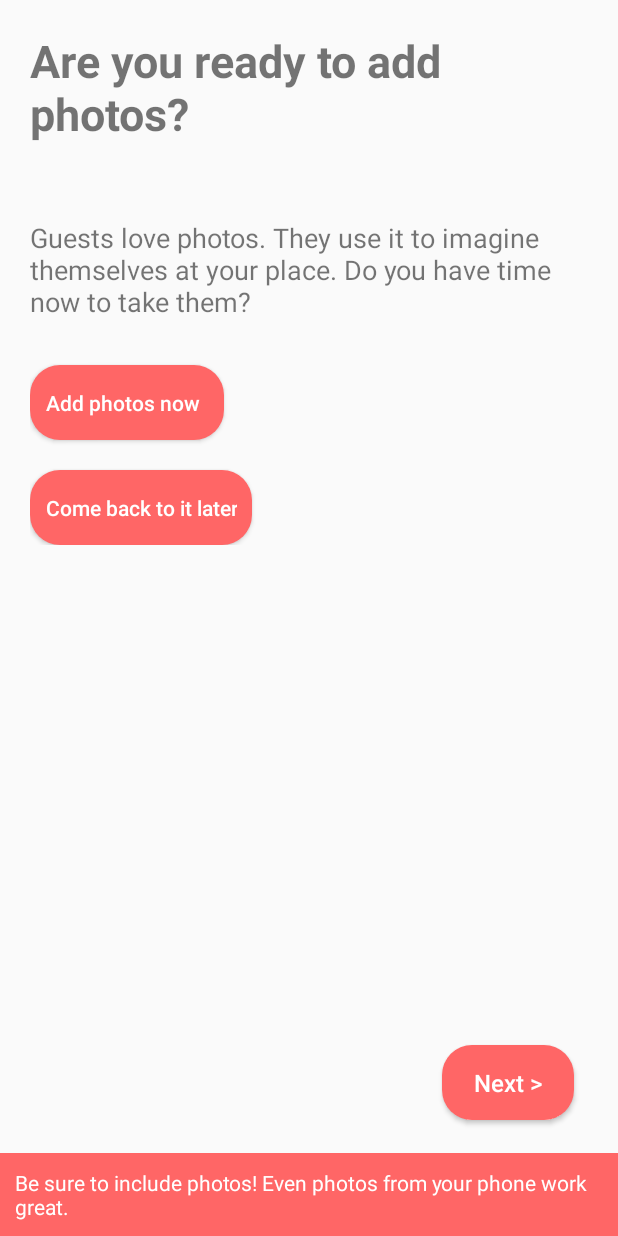
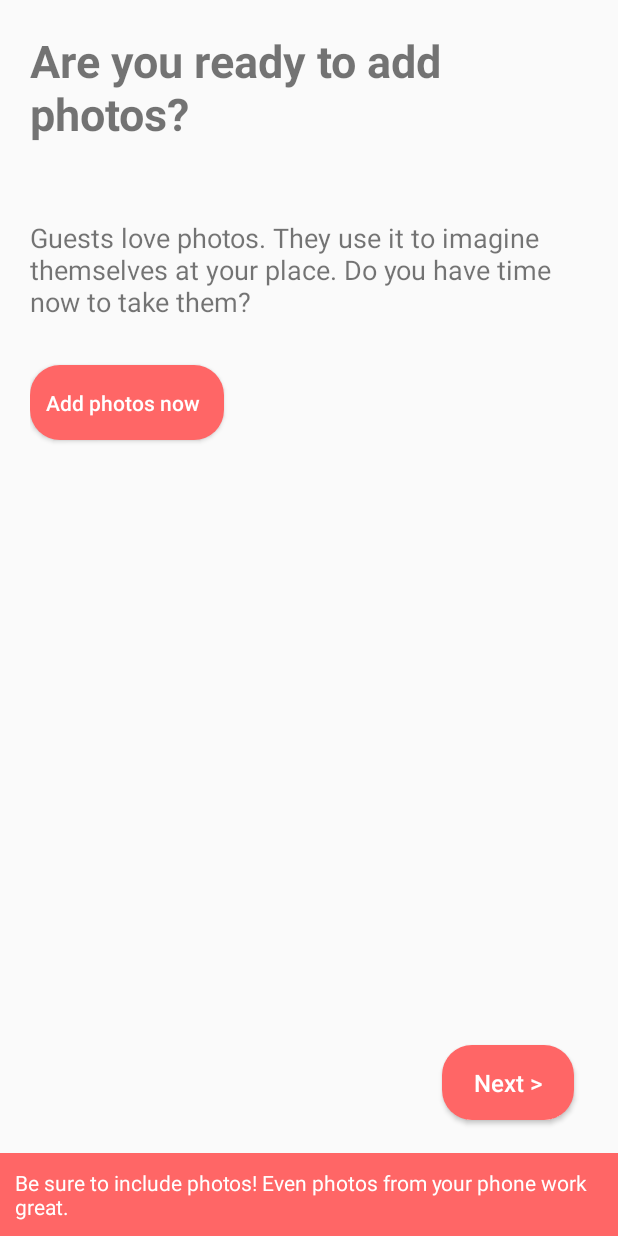
Before and after one commit to mattfranciswork0/Airbnb, an Android app: the fragment PhotoFragment shown on its own in the app's theme, on a phone screen of 412 x 824 dp. Run offline under Robolectric (Android 15) with nearby library versions, the phone set to English and light mode, and no system bars; 1 statement that could not run was skipped.

```diff
--- a/app/src/main/java/com/example/toshiba/airbnb/Profile/BecomeAHost/SetTheScene/PhotoDescFragment.java
+++ b/app/src/main/java/com/example/toshiba/airbnb/Profile/BecomeAHost/SetTheScene/PhotoDescFragment.java
@@ -22,6 +22,7 @@ import android.view.View;
 import android.view.ViewGroup;
 import android.widget.EditText;
 import android.widget.ImageView;
+import android.widget.ProgressBar;
 import android.widget.Toast;
 
 import com.bumptech.glide.Glide;
@@ -48,6 +49,8 @@ public class PhotoDescFragment extends Fragment {
     @Override
     public View onCreateView(LayoutInflater inflater, @Nullable ViewGroup container, @Nullable Bundle savedInstanceState) {
         View view = inflater.inflate(R.layout.fragment_photo_desc, container, false);
+        ProgressBar basicProgressBar = (ProgressBar) getActivity().findViewById(R.id.basicProgressBar);
+        basicProgressBar.setProgress(50);
         stringImageUri = getArguments().getString(GalleryAdapter.CLICKED_IMAGE_URI);
         imageUri = Uri.parse(stringImageUri);
 
--- a/app/src/main/java/com/example/toshiba/airbnb/Profile/BecomeAHost/SetTheScene/PhotoFragment.java
+++ b/app/src/main/java/com/example/toshiba/airbnb/Profile/BecomeAHost/SetTheScene/PhotoFragment.java
@@ -14,6 +14,7 @@ import android.util.Log;
 import android.view.LayoutInflater;
 import android.view.View;
 import android.view.ViewGroup;
+import android.widget.ProgressBar;
 
 import com.bumptech.glide.Glide;
 import com.example.toshiba.airbnb.R;
@@ -41,6 +42,8 @@ public class PhotoFragment extends Fragment {
     @Override
     public View onCreateView(LayoutInflater inflater, @Nullable ViewGroup container, @Nullable Bundle savedInstanceState) {
         View view = inflater.inflate(R.layout.fragment_photo, container, false);
+        ProgressBar basicProgressBar = (ProgressBar) getActivity().findViewById(R.id.basicProgressBar);
+        basicProgressBar.setProgress(25);
         return view;
     }
 
@@ -58,13 +61,6 @@ public class PhotoFragment extends Fragment {
                 intent.setAction(Intent.ACTION_GET_CONTENT);
                 startActivityForResult(Intent.createChooser(intent,
                         "Select Picture"), SELECT_PICTURE);
-            }
-        });
-
-        view.findViewById(R.id.bDoItLater).setOnClickListener(new View.OnClickListener() {
-            @Override
-            public void onClick(View v) {
-
             }
         });
     }
--- a/app/src/main/res/layout/fragment_photo.xml
+++ b/app/src/main/res/layout/fragment_photo.xml
@@ -79,16 +79,6 @@
                 android:textColor="@color/white"
                 android:padding="10dp"/>
 
-            <Button
-                android:text="Come back to it later"
-                android:layout_width="wrap_content"
-                android:layout_height="wrap_content"
-                android:id="@+id/bDoItLater"
-                android:background="@drawable/reg_host_proceed_button"
-                android:textAllCaps="false"
-                android:textColor="@color/white"
-                android:padding="10dp"/>
-
 
         </LinearLayout>
 
--- a/app/src/main/res/layout/fragment_photo_desc.xml
+++ b/app/src/main/res/layout/fragment_photo_desc.xml
@@ -86,8 +86,8 @@
                 android:id="@+id/tvInfo"
                 android:layout_width="match_parent"
                 android:layout_height="wrap_content"
-                android:text="Only guests who have booked your place will see your exact location."
-                android:textColor="@color/white"/>
+                android:text="Captions help guests understand what they're looking at."
+                android:textColor="@color/white" />
         </LinearLayout>
     </RelativeLayout>
 
```
Also changed, not shown: app/src/main/java/com/example/toshiba/airbnb/Explore/HomeDescFragment.java (+10 -10 lines), app/src/main/java/com/example/toshiba/airbnb/Profile/BecomeAHost/SetTheScene/DescribePlaceFragment.java (+31 -25 lines), app/src/main/java/com/example/toshiba/airbnb/Profile/BecomeAHost/SetTheScene/GalleryFragment.java (+3 -6 lines), app/src/main/java/com/example/toshiba/airbnb/Profile/BecomeAHost/SetTheScene/TitleFragment.java (+24 -23 lines), app/src/main/res/layout/fragment_gallery.xml (+0 -8 lines).
